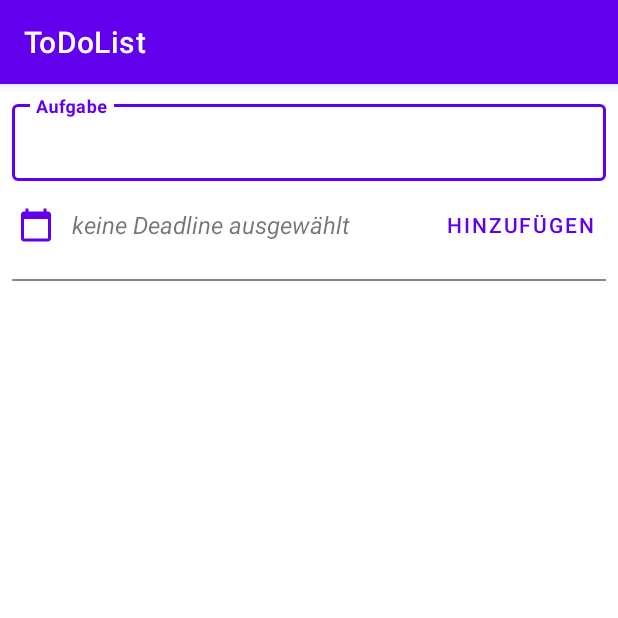
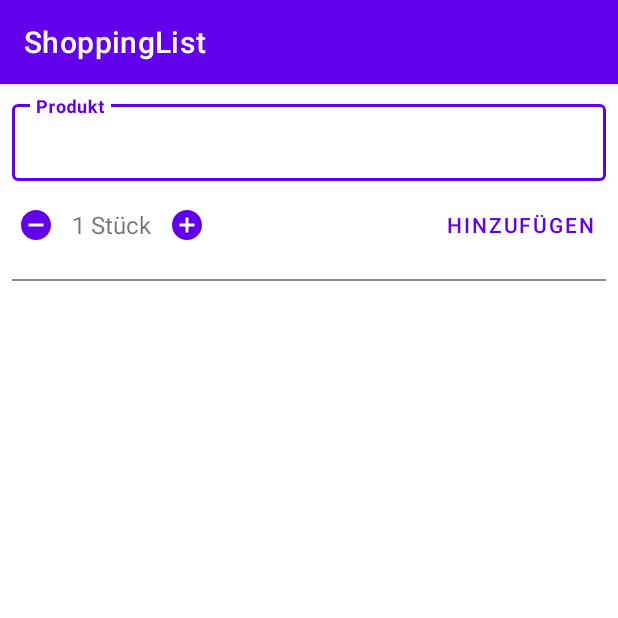
Before and after one commit to eichingertim/ba-debugging-tasks-after, an Android app: the screen it shows after launch (MainActivity), on a phone screen of 412 x 824 dp, the top half of it. Run offline under Robolectric (Android 15) with nearby library versions, the phone set to English and light mode, and no system bars.

Commit message:
refactored to shopping list

```diff
--- a/app/build.gradle
+++ b/app/build.gradle
@@ -7,7 +7,7 @@ android {
     buildToolsVersion "30.0.3"
 
     defaultConfig {
-        applicationId "de.mi.ur.todolist"
+        applicationId "de.mi.ur.shoppinglist"
         minSdkVersion 26
         targetSdkVersion 30
         versionCode 1
--- a/app/src/main/AndroidManifest.xml
+++ b/app/src/main/AndroidManifest.xml
@@ -1,6 +1,6 @@
 <?xml version="1.0" encoding="utf-8"?>
 <manifest xmlns:android="http://schemas.android.com/apk/res/android"
-    package="de.mi.ur.todolist">
+    package="de.mi.ur.shoppinglist">
 
     <application
         android:allowBackup="true"
@@ -9,7 +9,7 @@
         android:roundIcon="@mipmap/ic_launcher_round"
         android:supportsRtl="true"
         android:theme="@style/Theme.ToDoList">
-        <activity android:name=".MainActivity">
+        <activity android:name="de.mi.ur.shoppinglist.MainActivity">
             <intent-filter>
                 <action android:name="android.intent.action.MAIN" />
 
--- /dev/null
+++ b/app/src/main/java/de/mi/ur/shoppinglist/MainActivity.java
@@ -0,0 +1,121 @@
+package de.mi.ur.shoppinglist;
+
+import androidx.appcompat.app.AppCompatActivity;
+
+import android.app.DatePickerDialog;
+import android.graphics.Typeface;
+import android.os.Bundle;
+import android.text.Editable;
+import android.view.View;
+import android.widget.Button;
+import android.widget.ImageButton;
+import android.widget.ListView;
+import android.widget.TextView;
+import android.widget.Toast;
+
+import com.google.android.material.textfield.TextInputEditText;
+
+import java.text.DateFormat;
+import java.util.Calendar;
+import java.util.Locale;
+
+public class MainActivity extends AppCompatActivity {
+
+    private ShoppingItemAdapter adapter;
+
+    private ListView lvTasks;
+    private TextInputEditText etTaskInput;
+    private TextView tvNum;
+    private ImageButton btnAddNum;
+    private ImageButton btnRemoveNum;
+    private Button btnAddTask;
+
+    private ShoppingList currentEditedShoppingList = null;
+
+    @Override
+    protected void onCreate(Bundle savedInstanceState) {
+        super.onCreate(savedInstanceState);
+
+        setupUI();
+        setupListView();
+        setupListeners();
+
+
+    }
+
+    public void setupUI() {
+        setContentView(R.layout.activity_main);
+
+        lvTasks = findViewById(R.id.lv_shopping_list);
+
+        btnAddNum = findViewById(R.id.btn_add_num);
+        btnRemoveNum = findViewById(R.id.btn_remove_num);
+        tvNum = findViewById(R.id.tv_num);
+        etTaskInput = findViewById(R.id.et_shopping_item_input);
+        btnAddTask = findViewById(R.id.btn_add);
+    }
+
+    private void setupListView() {
+        adapter = new ShoppingItemAdapter();
+        lvTasks.setAdapter(adapter);
+    }
+
+    private void setupListeners() {
+        lvTasks.setOnItemLongClickListener((parent, view, position, id) ->
+                onTaskLongClicked(position));
+
+        btnAddNum.setOnClickListener(v -> {
+            onNumChanged(1);
+        });
+
+        btnRemoveNum.setOnClickListener(v -> {
+            onNumChanged(-1);
+        });
+
+        btnAddTask.setOnClickListener(v -> onAddTaskClick());
+    }
+
+    private void onNumChanged(int i) {
+        if (currentEditedShoppingList == null) {
+            currentEditedShoppingList = new ShoppingList();
+        }
+
+        if (currentEditedShoppingList.getNum() + i <= 0) return;
+        currentEditedShoppingList.setNum(currentEditedShoppingList.getNum() + i);
+        tvNum.setText(String.format(Locale.GERMAN, getString(R.string.num_place_holder),
+                currentEditedShoppingList.getNum()));
+    }
+
+    private void resetInput() {
+        currentEditedShoppingList = null;
+        tvNum.setText("1");
+        etTaskInput.setText("");
+    }
+
+    private void onAddTaskClick() {
+        Editable taskInputText = etTaskInput.getText();
+
+        if (taskInputText != null && !taskInputText.toString().trim().isEmpty()) {
+            currentEditedShoppingList = currentEditedShoppingList == null ? new ShoppingList() : currentEditedShoppingList;
+            currentEditedShoppingList.setDescription(taskInputText.toString());
+            adapter.addTask(new ShoppingList(currentEditedShoppingList));
+            adapter.notifyDataSetChanged();
+            resetInput();
+        } else {
+            Toast.makeText(this, R.string.empty_input_warning, Toast.LENGTH_LONG).show();
+        }
+    }
+
+    private boolean onTaskLongClicked(int position) {
+        ShoppingList longClickedShoppingList = adapter.getItem(position);
+
+        if (longClickedShoppingList.isCompleted()) return false;
+
+        longClickedShoppingList.setCompleted(true);
+        adapter.notifyDataSetChanged();
+
+        return true;
+    }
+
+
+}
--- a/app/src/main/java/de/mi/ur/todolist/MainActivity.java
+++ /dev/null
@@ -1,131 +0,0 @@
-package de.mi.ur.todolist;
-
-import androidx.appcompat.app.AppCompatActivity;
-
-import android.app.DatePickerDialog;
-import android.graphics.Typeface;
-import android.media.Image;
-import android.os.Bundle;
-import android.text.Editable;
-import android.view.View;
-import android.widget.AdapterView;
-import android.widget.Button;
-import android.widget.DatePicker;
-import android.widget.ImageButton;
-import android.widget.ListView;
-import android.widget.TextView;
-import android.widget.Toast;
-
-import com.google.android.material.textfield.TextInputEditText;
-
-import java.text.DateFormat;
-import java.util.Calendar;
-import java.util.Date;
-
-public class MainActivity extends AppCompatActivity {
-
-    private TaskAdapter adapter;
-
-    private ListView lvTasks;
-    private TextInputEditText etTaskInput;
-    private TextView tvSelectedDeadline;
-    private ImageButton btnSelectDeadline;
-    private Button btnAddTask;
-
-    private Task currentEditedTask = null;
-
-    @Override
-    protected void onCreate(Bundle savedInstanceState) {
-        super.onCreate(savedInstanceState);
-
-        setupUI();
-        setupListView();
-        setupListeners();
-
-
-    }
-
-    public void setupUI() {
-        setContentView(R.layout.activity_main);
-
-        lvTasks = findViewById(R.id.lv_tasks);
-
-        etTaskInput = findViewById(R.id.et_task_input);
-        btnSelectDeadline = findViewById(R.id.btn_select_deadline);
-        btnAddTask = findViewById(R.id.btn_add);
-        tvSelectedDeadline = findViewById(R.id.tv_selected_date);
-    }
-
-    private void setupListView() {
-        adapter = new TaskAdapter();
-        lvTasks.setAdapter(adapter);
-    }
-
-    private void setupListeners() {
-        lvTasks.setOnItemLongClickListener((parent, view, position, id) ->
-                onTaskLongClicked(position));
-
-        btnSelectDeadline.setOnClickListener(v -> {
-            onSelectDeadlineClick();
-        });
-
-        btnAddTask.setOnClickListener(v -> onAddTaskClick());
-    }
-
-    private void onSelectDeadlineClick() {
-        Calendar calendar = Calendar.getInstance();
-        new DatePickerDialog(this, (view, year, month, dayOfMonth) -> {
-
-            calendar.set(Calendar.YEAR, year);
-            calendar.set(Calendar.MONTH, month);
-            calendar.set(Calendar.DAY_OF_MONTH, dayOfMonth);
-            setDeadLine(calendar);
-
-        }, calendar.get(Calendar.YEAR), calendar.get(Calendar.MONTH),
-                calendar.get(Calendar.DAY_OF_MONTH)).show();
-    }
-
-    private void resetInput() {
-        currentEditedTask = null;
-        tvSelectedDeadline.setText(R.string.deadline_preview_empty);
-        tvSelectedDeadline.setTypeface(Typeface.DEFAULT, Typeface.ITALIC);
-        etTaskInput.setText("");
-    }
-
-    private void setDeadLine(Calendar calendar) {
-        if (currentEditedTask == null) {
-            currentEditedTask = new Task();
-        }
-        currentEditedTask.setDeadLine(calendar.getTime());
-        DateFormat dateFormat = DateFormat.getDateInstance(DateFormat.SHORT);
-        tvSelectedDeadline.setText(dateFormat.format(currentEditedTask.getDeadLine()));
-        tvSelectedDeadline.setTypeface(Typeface.DEFAULT);
-    }
-
-    private void onAddTaskClick() {
-        Editable taskInputText = etTaskInput.getText();
-
-        if (taskInputText != null && !taskInputText.toString().trim().isEmpty()) {
-            currentEditedTask = currentEditedTask == null ? new Task() : currentEditedTask;
-            currentEditedTask.setDescription(taskInputText.toString());
-            adapter.addTask(new Task(currentEditedTask));
-            adapter.notifyDataSetChanged();
-            resetInput();
-        } else {
-            Toast.makeText(this, R.string.empty_input_warning, Toast.LENGTH_LONG).show();
-        }
-    }
-
-    private boolean onTaskLongClicked(int position) {
-        Task longClickedTask = adapter.getItem(position);
-
-        if (longClickedTask.isCompleted()) return false;
-
-        longClickedTask.setCompleted(true);
-        adapter.notifyDataSetChanged();
-
-        return true;
-    }
-
-
-}
--- a/app/src/main/res/drawable/ic_calendar.xml
+++ b/app/src/main/res/drawable/ic_add.xml
@@ -6,5 +6,5 @@
     android:tint="?attr/colorControlNormal">
   <path
       android:fillColor="@android:color/white"
-      android:pathData="M20,3h-1L19,1h-2v2L7,3L7,1L5,1v2L4,3c-1.1,0 -2,0.9 -2,2v16c0,1.1 0.9,2 2,2h16c1.1,0 2,-0.9 2,-2L22,5c0,-1.1 -0.9,-2 -2,-2zM20,21L4,21L4,8h16v13z"/>
+      android:pathData="M12,2C6.48,2 2,6.48 2,12s4.48,10 10,10 10,-4.48 10,-10S17.52,2 12,2zM17,13h-4v4h-2v-4L7,13v-2h4L11,7h2v4h4v2z"/>
 </vector>
--- /dev/null
+++ b/app/src/main/res/drawable/ic_remove.xml
@@ -0,0 +1,10 @@
+<vector xmlns:android="http://schemas.android.com/apk/res/android"
+    android:width="24dp"
+    android:height="24dp"
+    android:viewportWidth="24"
+    android:viewportHeight="24"
+    android:tint="?attr/colorControlNormal">
+  <path
+      android:fillColor="@android:color/white"
+      android:pathData="M12,2C6.48,2 2,6.48 2,12s4.48,10 10,10 10,-4.48 10,-10S17.52,2 12,2zM17,13L7,13v-2h10v2z"/>
+</vector>
--- a/app/src/main/res/layout/activity_main.xml
+++ b/app/src/main/res/layout/activity_main.xml
@@ -17,10 +17,10 @@
             style="@style/Widget.MaterialComponents.TextInputLayout.OutlinedBox.Dense"
             android:layout_width="match_parent"
             android:layout_height="wrap_content"
-            android:hint="@string/task">
+            android:hint="@string/shopping_item">
 
             <com.google.android.material.textfield.TextInputEditText
-                android:id="@+id/et_task_input"
+                android:id="@+id/et_shopping_item_input"
                 android:textSize="18sp"
                 android:textStyle="bold"
                 android:textColor="@color/black"
@@ -37,24 +37,36 @@
             android:orientation="horizontal">
 
             <ImageButton
-                android:id="@+id/btn_select_deadline"
+                android:id="@+id/btn_remove_num"
                 android:layout_width="wrap_content"
                 android:layout_height="wrap_content"
                 android:background="?attr/selectableItemBackgroundBorderless"
                 android:padding="4dp"
-                android:src="@drawable/ic_calendar"
+                android:src="@drawable/ic_remove"
                 android:tint="@color/purple_500" />
 
 
             <TextView
-                android:id="@+id/tv_selected_date"
-                android:layout_width="0dp"
+                android:id="@+id/tv_num"
+                android:layout_width="wrap_content"
                 android:layout_height="wrap_content"
                 android:layout_marginHorizontal="8dp"
+                android:textSize="16sp"
+                android:text="1 Stück"/>
+
+            <ImageButton
+                android:id="@+id/btn_add_num"
+                android:layout_width="wrap_content"
+                android:layout_height="wrap_content"
+                android:background="?attr/selectableItemBackgroundBorderless"
+                android:padding="4dp"
+                android:src="@drawable/ic_add"
+                android:tint="@color/purple_500" />
+
+            <View
+                android:layout_width="0dp"
                 android:layout_weight="1"
-                android:textSize="16sp"
-                android:textStyle="italic"
-                android:text="@string/deadline_preview_empty"/>
+                android:layout_height="3dp"/>
 
             <Button
                 android:id="@+id/btn_add"
@@ -77,7 +89,7 @@
         android:background="@color/light_grey" />
 
     <ListView
-        android:id="@+id/lv_tasks"
+        android:id="@+id/lv_shopping_list"
         android:layout_width="match_parent"
         android:layout_height="0dp"
         android:layout_weight="1"
--- a/app/src/main/res/layout/layout_task.xml
+++ b/app/src/main/res/layout/layout_shopping_item.xml
@@ -18,7 +18,6 @@
         android:text=""/>
 
     <LinearLayout
-        android:id="@+id/ll_container_deadline"
         android:layout_width="wrap_content"
         android:gravity="center_vertical"
         android:layout_height="wrap_content"
@@ -27,11 +26,11 @@
         <ImageView
             android:layout_width="wrap_content"
             android:layout_height="wrap_content"
-            android:src="@drawable/ic_calendar"
+            android:src="@drawable/ic_shopping_cart"
             android:layout_margin="4dp"/>
 
         <TextView
-            android:id="@+id/tv_deadline"
+            android:id="@+id/tv_num"
             android:layout_marginStart="8dp"
             android:layout_width="wrap_content"
             android:layout_height="wrap_content"
--- a/app/src/main/res/values/strings.xml
+++ b/app/src/main/res/values/strings.xml
@@ -1,7 +1,7 @@
 <resources>
-    <string name="app_name">ToDoList</string>
+    <string name="app_name">ShoppingList</string>
     <string name="add">Hinzufügen</string>
-    <string name="task">Aufgabe</string>
-    <string name="deadline_preview_empty">keine Deadline ausgewählt</string>
-    <string name="empty_input_warning">Gib zuerst eine Aufgabe ein</string>
+    <string name="shopping_item">Produkt</string>
+    <string name="empty_input_warning">Gib zuerst ein Produkt ein</string>
+    <string name="num_place_holder">%d Stück</string>
 </resources>
--- a/settings.gradle
+++ b/settings.gradle
@@ -1,2 +1,2 @@
-rootProject.name = "ToDoList"
+rootProject.name = "ShoppingList"
 include ':app'
```
Also changed, not shown: app/src/main/java/de/mi/ur/shoppinglist/ShoppingItemAdapter.java (added, +67 -0 lines), app/src/main/java/de/mi/ur/shoppinglist/ShoppingList.java (renamed from app/src/main/java/de/mi/ur/todolist/Task.java, +12 -14 lines), app/src/main/java/de/mi/ur/todolist/TaskAdapter.java (deleted, +0 -78 lines), app/src/main/res/drawable/ic_shopping_cart.xml (added, +10 -0 lines), 4 other files.
